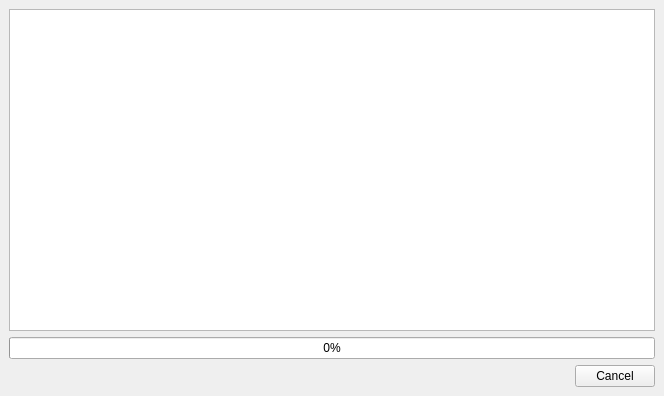
First picture: the form in src/plugins/android/androidsdkmanagerwidget.ui, repository qt-creator/qt-creator, before the edit.
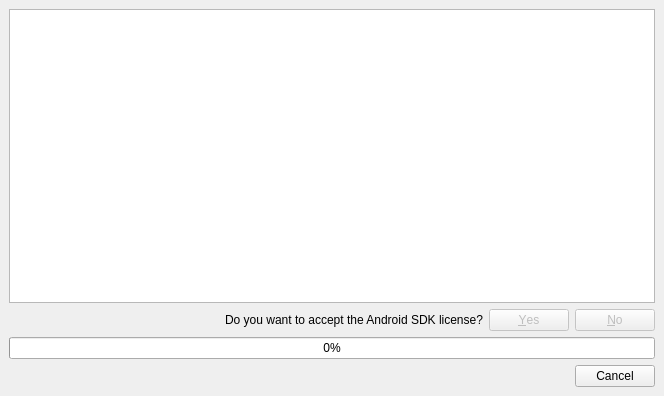
Second picture: the form after the edit. The open tabs and pages were chosen to show the change. Custom widgets are drawn as their Qt base class.

Commit message:
Andriod: Check Android SDK pending licenses
Pending licenses are checked before installing any package and
the user is provided with an option to agree to license terms and
conditions

Task-number: QTCREATORBUG-19000

What changed in the file:
```diff
--- a/src/plugins/android/androidsdkmanagerwidget.ui
+++ b/src/plugins/android/androidsdkmanagerwidget.ui
@@ -211,14 +211,30 @@
      </widget>
      <widget class="QWidget" name="outputStack">
       <layout class="QGridLayout" name="gridLayout_2">
-       <item row="2" column="1">
+       <item row="3" column="2">
         <widget class="QPushButton" name="cancelButton">
          <property name="text">
           <string>Cancel</string>
          </property>
         </widget>
        </item>
-       <item row="2" column="0">
+       <item row="2" column="0" colspan="3">
+        <widget class="QProgressBar" name="operationProgress">
+         <property name="maximum">
+          <number>100</number>
+         </property>
+         <property name="value">
+          <number>0</number>
+         </property>
+         <property name="textVisible">
+          <bool>true</bool>
+         </property>
+         <property name="invertedAppearance">
+          <bool>false</bool>
+         </property>
+        </widget>
+       </item>
+       <item row="3" column="0">
         <spacer name="horizontalSpacer">
          <property name="orientation">
           <enum>Qt::Horizontal</enum>
@@ -231,27 +247,43 @@
          </property>
         </spacer>
        </item>
-       <item row="0" column="0" colspan="2">
+       <item row="0" column="0" colspan="3">
         <widget class="QPlainTextEdit" name="outputEdit">
          <property name="readOnly">
           <bool>true</bool>
          </property>
         </widget>
        </item>
-       <item row="1" column="0" colspan="2">
-        <widget class="QProgressBar" name="operationProgress">
-         <property name="maximum">
-          <number>100</number>
+       <item row="1" column="0">
+        <widget class="QLabel" name="sdkLicenseLabel">
+         <property name="sizePolicy">
+          <sizepolicy hsizetype="Expanding" vsizetype="Preferred">
+           <horstretch>0</horstretch>
+           <verstretch>0</verstretch>
+          </sizepolicy>
          </property>
-         <property name="value">
-          <number>0</number>
+         <property name="text">
+          <string>Do you want to accept the Android SDK license?</string>
          </property>
-         <property name="textVisible">
-          <bool>true</bool>
+         <property name="alignment">
+          <set>Qt::AlignRight|Qt::AlignTrailing|Qt::AlignVCenter</set>
          </property>
-         <property name="invertedAppearance">
+        </widget>
+       </item>
+       <item row="1" column="1" colspan="2">
+        <widget class="QDialogButtonBox" name="sdkLicensebuttonBox">
+         <property name="enabled">
           <bool>false</bool>
          </property>
+         <property name="sizePolicy">
+          <sizepolicy hsizetype="Preferred" vsizetype="Fixed">
+           <horstretch>0</horstretch>
+           <verstretch>0</verstretch>
+          </sizepolicy>
+         </property>
+         <property name="standardButtons">
+          <set>QDialogButtonBox::No|QDialogButtonBox::Yes</set>
+         </property>
         </widget>
        </item>
       </layout>
```
The commit also changes 4 other files.
